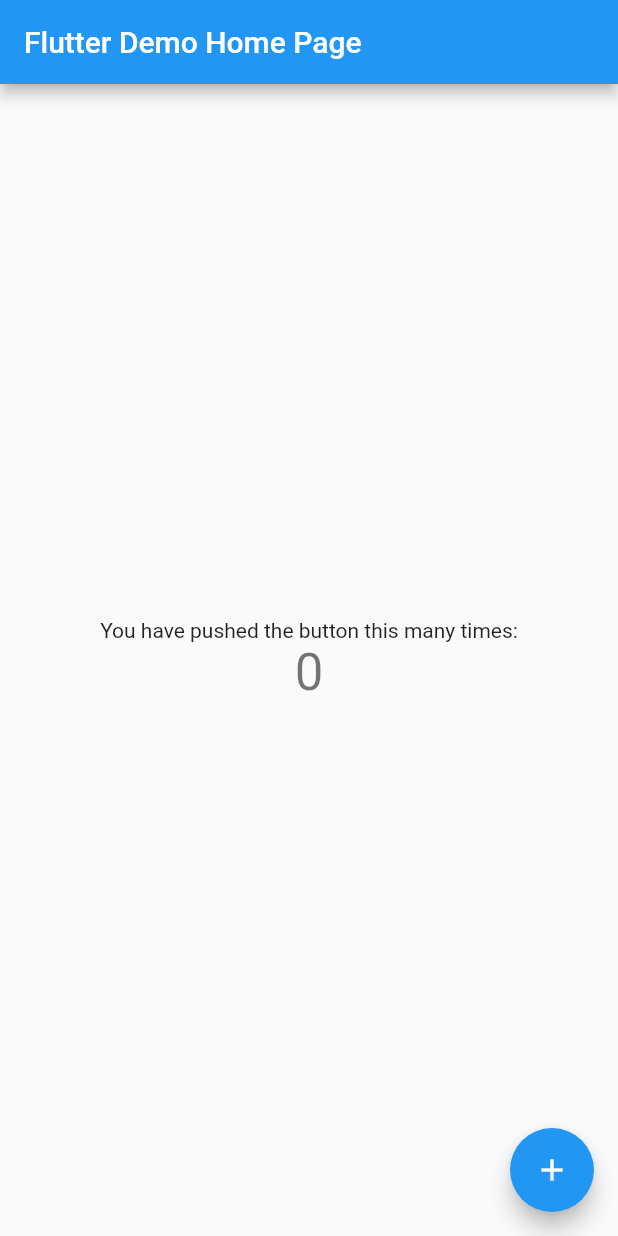
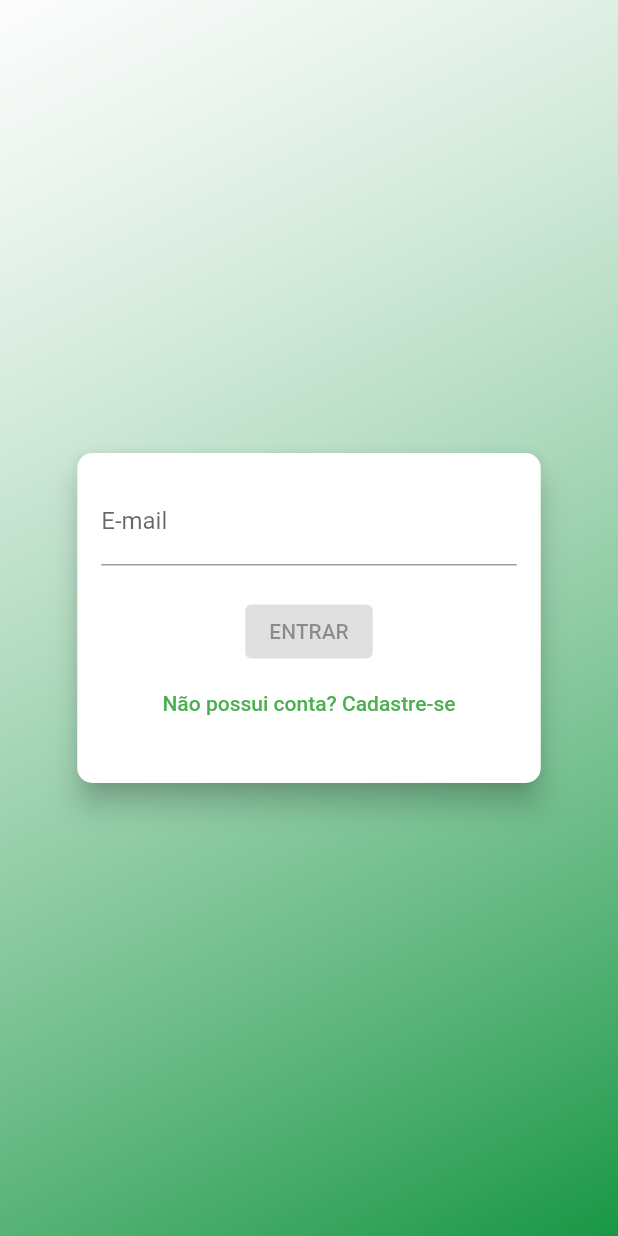
Before and after one commit to pauloHenrique-aegro/mobile-academy2022, a Flutter app: the screen it shows after launch, on a phone screen of 412 x 824 dp. Run offline on Flutter 3.47's test engine with Material 2 defaults, Android fonts, the phone set to English and light mode, and no system bars; our stand-ins replace flutter_bloc.

Commit message:
feat: add Bloc pattern and basic layout

```diff
--- /dev/null
+++ b/lib/blocs/auth_bloc/auth_bloc.dart
@@ -0,0 +1,21 @@
+import 'package:flutter_bloc/flutter_bloc.dart';
+import './auth_event.dart';
+import './auth_state.dart';
+
+class AuthBloc extends Bloc<AuthEvent, AuthState> {
+  AuthBloc(AuthLoginState initialState) : super(AuthLoginState()) {
+    on<SwitchAuthModeEvent>((event, emit) => emit(_switchAuthMode()));
+  }
+
+  AuthState _switchAuthMode() {
+    var authMode;
+    switch (state.runtimeType) {
+      case AuthSignUpState:
+        authMode = AuthLoginState();
+        break;
+      case AuthLoginState:
+        authMode = AuthSignUpState();
+    }
+    return authMode;
+  }
+}
--- /dev/null
+++ b/lib/blocs/auth_bloc/auth_event.dart
@@ -0,0 +1,8 @@
+abstract class AuthEvent {
+  const AuthEvent();
+
+  @override
+  List<Object> get props => [];
+}
+
+class SwitchAuthModeEvent extends AuthEvent {}
--- /dev/null
+++ b/lib/blocs/auth_bloc/auth_state.dart
@@ -0,0 +1,10 @@
+abstract class AuthState {
+  const AuthState();
+
+  @override
+  List<Object> get props => [];
+}
+
+class AuthSignUpState extends AuthState {}
+
+class AuthLoginState extends AuthState {}
--- a/lib/main.dart
+++ b/lib/main.dart
@@ -1,4 +1,9 @@
 import 'package:flutter/material.dart';
+import 'package:flutter_bloc/flutter_bloc.dart';
+import './blocs/auth_bloc/auth_bloc.dart';
+import './blocs/auth_bloc/auth_state.dart';
+import './ui/screens/auth_screen.dart';
+import './ui/screens/dashboard_screen.dart';
 
 void main() {
   runApp(const MyApp());
@@ -7,109 +12,31 @@ void main() {
 class MyApp extends StatelessWidget {
   const MyApp({Key? key}) : super(key: key);
 
-  // This widget is the root of your application.
   @override
   Widget build(BuildContext context) {
     return MaterialApp(
-      title: 'Flutter Demo',
+      title: 'Sementes',
+      debugShowCheckedModeBanner: false,
       theme: ThemeData(
-        // This is the theme of your application.
-        //
-        // Try running your application with "flutter run". You'll see the
-        // application has a blue toolbar. Then, without quitting the app, try
-        // changing the primarySwatch below to Colors.green and then invoke
-        // "hot reload" (press "r" in the console where you ran "flutter run",
-        // or simply save your changes to "hot reload" in a Flutter IDE).
-        // Notice that the counter didn't reset back to zero; the application
-        // is not restarted.
-        primarySwatch: Colors.blue,
+        primarySwatch: Colors.green,
+        appBarTheme: AppBarTheme.of(context).copyWith(
+          elevation: 0,
+          backgroundColor: Colors.green,
+          foregroundColor: Colors.black,
+          titleTextStyle: const TextStyle(
+            fontSize: 26,
+            color: Colors.black,
+            fontWeight: FontWeight.bold,
+          ),
+        ),
       ),
-      home: const MyHomePage(title: 'Flutter Demo Home Page'),
+      home: BlocProvider<AuthBloc>(
+        create: (BuildContext context) => AuthBloc(AuthLoginState()),
+        child: const AuthPage(),
+      ),
+      routes: {
+        DashboardPage.routeName: (ctx) => const DashboardPage(),
+      },
     );
   }
 }
-
-class MyHomePage extends StatefulWidget {
-  const MyHomePage({Key? key, required this.title}) : super(key: key);
-
-  // This widget is the home page of your application. It is stateful, meaning
-  // that it has a State object (defined below) that contains fields that affect
-  // how it looks.
-
-  // This class is the configuration for the state. It holds the values (in this
-  // case the title) provided by the parent (in this case the App widget) and
-  // used by the build method of the State. Fields in a Widget subclass are
-  // always marked "final".
-
-  final String title;
-
-  @override
-  State<MyHomePage> createState() => _MyHomePageState();
-}
-
-class _MyHomePageState extends State<MyHomePage> {
-  int _counter = 0;
-
-  void _incrementCounter() {
-    setState(() {
-      // This call to setState tells the Flutter framework that something has
-      // changed in this State, which causes it to rerun the build method below
-      // so that the display can reflect the updated values. If we changed
-      // _counter without calling setState(), then the build method would not be
-      // called again, and so nothing would appear to happen.
-      _counter++;
-    });
-  }
-
-  @override
-  Widget build(BuildContext context) {
-    // This method is rerun every time setState is called, for instance as done
-    // by the _incrementCounter method above.
-    //
-    // The Flutter framework has been optimized to make rerunning build methods
-    // fast, so that you can just rebuild anything that needs updating rather
-    // than having to individually change instances of widgets.
-    return Scaffold(
-      appBar: AppBar(
-        // Here we take the value from the MyHomePage object that was created by
-        // the App.build method, and use it to set our appbar title.
-        title: Text(widget.title),
-      ),
-      body: Center(
-        // Center is a layout widget. It takes a single child and positions it
-        // in the middle of the parent.
-        child: Column(
-          // Column is also a layout widget. It takes a list of children and
-          // arranges them vertically. By default, it sizes itself to fit its
-          // children horizontally, and tries to be as tall as its parent.
-          //
-          // Invoke "debug painting" (press "p" in the console, choose the
-          // "Toggle Debug Paint" action from the Flutter Inspector in Android
-          // Studio, or the "Toggle Debug Paint" command in Visual Studio Code)
-          // to see the wireframe for each widget.
-          //
-          // Column has various properties to control how it sizes itself and
-          // how it positions its children. Here we use mainAxisAlignment to
-          // center the children vertically; the main axis here is the vertical
-          // axis because Columns are vertical (the cross axis would be
-          // horizontal).
-          mainAxisAlignment: MainAxisAlignment.center,
-          children: <Widget>[
-            const Text(
-              'You have pushed the button this many times:',
-            ),
-            Text(
-              '$_counter',
-              style: Theme.of(context).textTheme.headline4,
-            ),
-          ],
-        ),
-      ),
-      floatingActionButton: FloatingActionButton(
-        onPressed: _incrementCounter,
-        tooltip: 'Increment',
-        child: const Icon(Icons.add),
-      ), // This trailing comma makes auto-formatting nicer for build methods.
-    );
-  }
-}
--- /dev/null
+++ b/lib/ui/screens/auth_screen.dart
@@ -0,0 +1,47 @@
+import 'package:flutter/material.dart';
+import '../widgets/auth_widgets/auth_card.dart';
+
+class AuthPage extends StatelessWidget {
+  const AuthPage({Key? key}) : super(key: key);
+
+  @override
+  Widget build(BuildContext context) {
+    final screenSize = MediaQuery.of(context).size;
+
+    return Scaffold(
+      body: Stack(
+        children: <Widget>[
+          Container(
+            decoration: BoxDecoration(
+              gradient: LinearGradient(
+                colors: [
+                  const Color.fromRGBO(255, 255, 255, 255).withOpacity(0.5),
+                  const Color.fromRGBO(0, 140, 49, 1).withOpacity(0.9),
+                ],
+                begin: Alignment.topLeft,
+                end: Alignment.bottomRight,
+                stops: const [0, 1],
+              ),
+            ),
+          ),
+          SingleChildScrollView(
+            child: SizedBox(
+              height: screenSize.height,
+              width: screenSize.width,
+              child: Column(
+                mainAxisAlignment: MainAxisAlignment.center,
+                crossAxisAlignment: CrossAxisAlignment.center,
+                children: <Widget>[
+                  Flexible(
+                    flex: screenSize.width > 600 ? 2 : 1,
+                    child: const AuthCard(),
+                  ),
+                ],
+              ),
+            ),
+          ),
+        ],
+      ),
+    );
+  }
+}
--- /dev/null
+++ b/lib/ui/screens/dashboard_screen.dart
@@ -0,0 +1,11 @@
+import 'package:flutter/material.dart';
+
+class DashboardPage extends StatelessWidget {
+  const DashboardPage({Key? key}) : super(key: key);
+  static const routeName = '/dashboard';
+
+  @override
+  Widget build(BuildContext context) {
+    return Container();
+  }
+}
--- /dev/null
+++ b/lib/ui/widgets/auth_widgets/auth_card.dart
@@ -0,0 +1,69 @@
+import 'package:flutter/material.dart';
+import 'package:flutter_bloc/flutter_bloc.dart';
+import 'package:seeds_system/blocs/auth_bloc/auth_event.dart';
+import '../../../blocs/auth_bloc/auth_bloc.dart';
+import '../../../blocs/auth_bloc/auth_state.dart';
+
+class AuthCard extends StatefulWidget {
+  const AuthCard({Key? key}) : super(key: key);
+
+  @override
+  State<AuthCard> createState() => _AuthCardState();
+}
+
+class _AuthCardState extends State<AuthCard> {
+  late final AuthBloc bloc;
+
+  @override
+  void initState() {
+    bloc = BlocProvider.of<AuthBloc>(context);
+    super.initState();
+  }
+
+  @override
+  Widget build(BuildContext context) {
+    final screenSize = MediaQuery.of(context).size;
+    return Card(
+      shape: RoundedRectangleBorder(
+        borderRadius: BorderRadius.circular(10.0),
+      ),
+      elevation: 8.0,
+      child: BlocBuilder<AuthBloc, AuthState>(
+          bloc: BlocProvider.of<AuthBloc>(context),
+          builder: (context, state) {
+            return Container(
+              height: state is AuthSignUpState ? 280 : 220,
+              width: screenSize.width * 0.75,
+              padding: const EdgeInsets.all(16.0),
+              child: Column(
+                children: <Widget>[
+                  if (state is AuthSignUpState)
+                    TextFormField(
+                        decoration: const InputDecoration(labelText: 'Nome'),
+                        onSaved: (value) {}),
+                  TextFormField(
+                      decoration: const InputDecoration(labelText: 'E-mail'),
+                      onSaved: (value) {}),
+                  const SizedBox(
+                    height: 20,
+                  ),
+                  ElevatedButton(
+                    child: Text(
+                        state is AuthSignUpState ? 'CRIAR CONTA' : 'ENTRAR'),
+                    onPressed: null,
+                  ),
+                  TextButton(
+                    child: Text(state is AuthSignUpState
+                        ? 'Já possui cadastro? Entrar'
+                        : 'Não possui conta? Cadastre-se'),
+                    onPressed: () {
+                      bloc.add(SwitchAuthModeEvent());
+                    },
+                  )
+                ],
+              ),
+            );
+          }),
+    );
+  }
+}
```
Also changed, not shown: lib/ui/screens/post_seeds_screen.dart (added).
